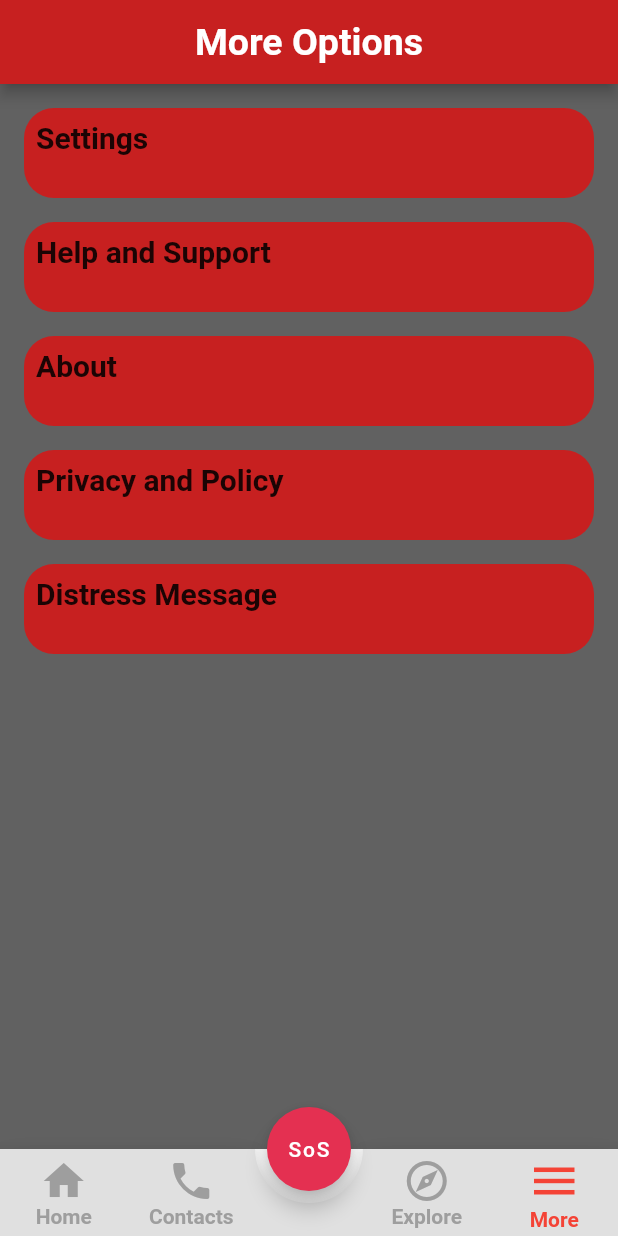
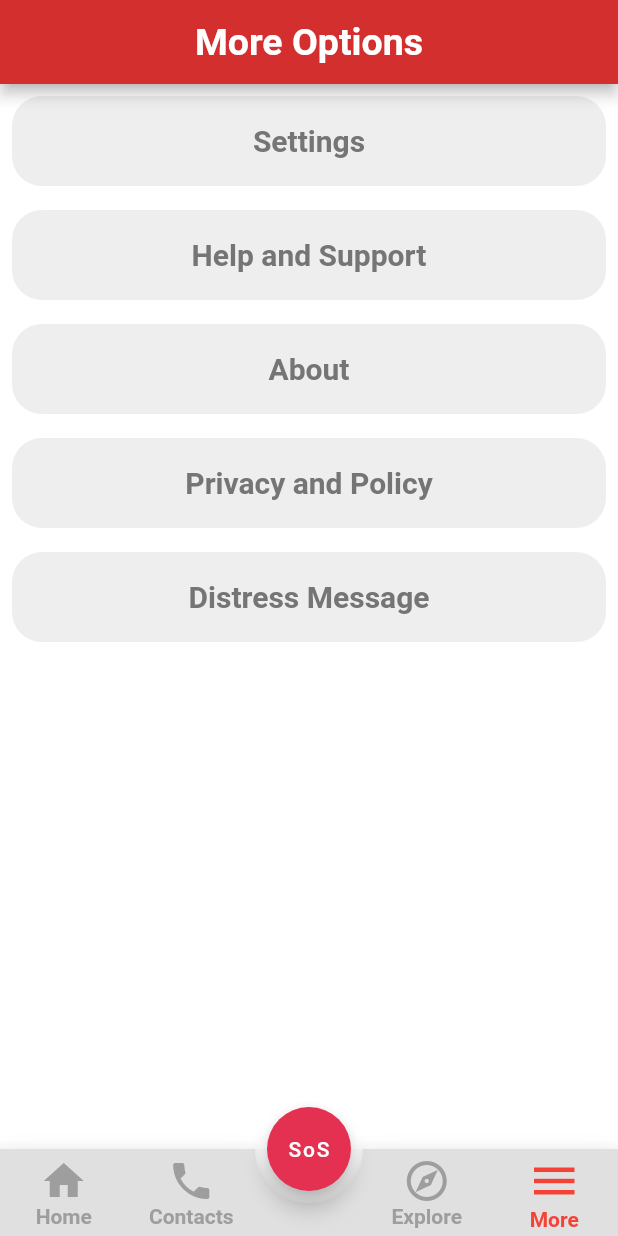
Before and after one commit to HariOp6238/sos, a Flutter app: the screen it shows after launch, item 4 of the bottom bar chosen, on a phone screen of 412 x 824 dp. Run offline on Flutter 3.47's test engine with Material 2 defaults, Android fonts, the phone set to English and light mode, and no system bars; drawn by our look-alikes of stylish_bottom_bar; our stand-ins replace contacts_service; missing offline and left inert: tab_container.

Commit message:
latest more edits

```diff
--- a/lib/view/more/more.dart
+++ b/lib/view/more/more.dart
@@ -9,7 +9,7 @@ class More extends StatefulWidget {
 }
 
 class _MoreState extends State<More> {
-  List <String> optionslist = [
+  List<String> optionslist = [
     "Settings",
     "Help and Support",
     "About",
@@ -20,19 +20,15 @@ class _MoreState extends State<More> {
   Widget build(BuildContext context) {
     return Scaffold(
       appBar: AppBar(
-        backgroundColor: colorconstant.mybutton,
+        backgroundColor: Colors.red.shade700,
         centerTitle: true,
-        title: Text("More Options",style: TextStyle(fontSize: 25,fontWeight: FontWeight.bold),),
+        title: Text(
+          "More Options",
+          style: TextStyle(fontSize: 25, fontWeight: FontWeight.bold),
         ),
-      backgroundColor: colorconstant.secondoryfont,
+      ),
+      backgroundColor: colorconstant.myprimary,
       body: SafeArea(
-          child: Column(
-        children: [
-          Padding(
-              padding: const EdgeInsets.all(8.0),
-              child: Expanded(
-                child: Container(
-                  height: 600,
           child: ListView.builder(
         scrollDirection: Axis.vertical,
         itemCount: optionslist.length,
@@ -43,17 +39,15 @@ class _MoreState extends State<More> {
             height: 60,
             decoration: BoxDecoration(
                 borderRadius: BorderRadius.circular(20),
-                            color: colorconstant.mybutton),
-                            child: Padding(
-                              padding: const EdgeInsets.all(8.0),
-                              child: Text(optionslist[index],style: TextStyle(fontSize: 20,fontWeight: FontWeight.bold)),
+                color: colorconstant.containerbox),
+            child: Center(
+                child: Text(optionslist[index],
+                    style: TextStyle(
+                        color: Colors.grey.shade600,
+                        fontSize: 20,
+                        fontWeight: FontWeight.bold))),
           ),
         ),
-                    ),
-                  ),
-                ),
-              ))
-        ],
       )),
     );
   }
```
Lines whose indentation alone changed are shown as unchanged.
